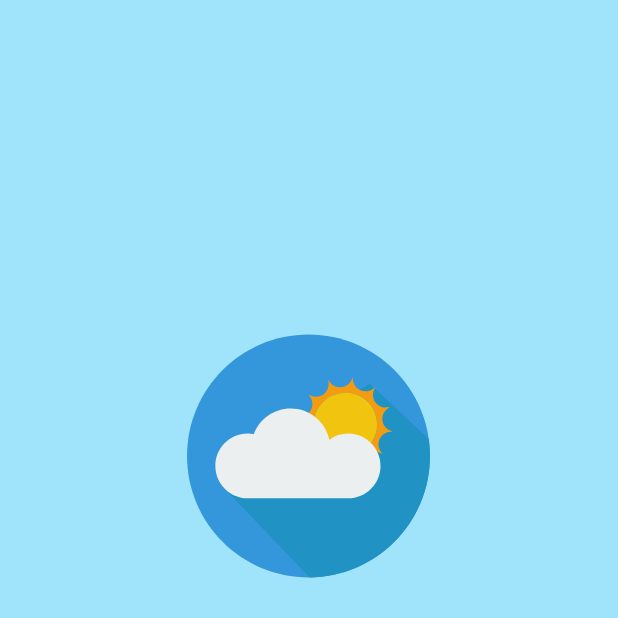
After one commit to mohamed-abd-elrehim/Jawwna, an Android app: the SplashActivity screen opened directly, with no data from a screen before it, on a phone screen of 412 x 824 dp, the top half of it. The commit adds this screen. Run offline under Robolectric (Android 15) with nearby library versions, the phone set to English and light mode, and no system bars.

Commit message:
Add Splash Screen with Night and Light Mode Handling

```diff
--- a/app/build.gradle.kts
+++ b/app/build.gradle.kts
@@ -39,7 +39,8 @@ android {
         jvmTarget = "1.8"
     }
     buildFeatures {
-        compose = true
+        viewBinding = true
+
     }
     composeOptions {
         kotlinCompilerExtensionVersion = "1.5.1"
@@ -89,4 +90,8 @@ dependencies {
 
     // Glide
     implementation("com.github.bumptech.glide:glide:4.15.1")
+
+    //lottie
+    implementation("com.airbnb.android:lottie:6.0.0")
+
 }
--- a/app/src/main/AndroidManifest.xml
+++ b/app/src/main/AndroidManifest.xml
@@ -1,7 +1,8 @@
 <?xml version="1.0" encoding="utf-8"?>
 <manifest xmlns:android="http://schemas.android.com/apk/res/android"
     xmlns:tools="http://schemas.android.com/tools">
-    <uses-permission android:name="android.permission.READ_EXTERNAL_STORAGE"/>
+
+    <uses-permission android:name="android.permission.READ_EXTERNAL_STORAGE" />
 
     <application
         android:allowBackup="true"
@@ -15,6 +16,11 @@
         tools:targetApi="31">
         <activity
             android:name=".MainActivity"
+            android:configChanges="locale|layoutDirection|screenSize|orientation"
+            android:exported="false" />
+        <activity
+            android:name=".SplashActivity"
+            android:configChanges="locale|layoutDirection|screenSize|orientation"
             android:exported="true">
             <intent-filter>
                 <action android:name="android.intent.action.MAIN" />
--- /dev/null
+++ b/app/src/main/java/com/example/jawwna/SplashActivity.kt
@@ -0,0 +1,92 @@
+package com.example.jawwna
+
+import android.annotation.SuppressLint
+import android.content.Intent
+import android.os.Bundle
+import android.os.Handler
+import android.os.Looper
+import android.view.animation.AlphaAnimation
+import android.view.animation.Animation
+import android.view.animation.AnimationUtils
+import android.widget.TextView
+import androidx.appcompat.app.AppCompatActivity
+import com.airbnb.lottie.LottieAnimationView
+import com.example.jawwna.databinding.ActivitySplashScreenBinding
+
+@SuppressLint("CustomSplashScreen")
+class SplashActivity : AppCompatActivity() {
+
+    private lateinit var binding: ActivitySplashScreenBinding
+    private val splashDuration = 3000L  // 3 seconds
+
+    private lateinit var lottieAnimationView: LottieAnimationView
+    private lateinit var welcomeText: TextView
+
+    override fun onCreate(savedInstanceState: Bundle?) {
+        super.onCreate(savedInstanceState)
+
+        // Initialize View Binding
+        binding = ActivitySplashScreenBinding.inflate(layoutInflater)
+        setContentView(binding.root)
+
+        // Determine the correct animation resource based on the current night mode
+        val nightModeFlags = resources.configuration.uiMode and android.content.res.Configuration.UI_MODE_NIGHT_MASK
+        val animationResource = when (nightModeFlags) {
+            android.content.res.Configuration.UI_MODE_NIGHT_YES -> R.raw.nightmodesplashanim // Dark mode animation
+            android.content.res.Configuration.UI_MODE_NIGHT_NO -> R.raw.lightmodesplashanim // Light mode animation
+            else -> R.raw.lightmodesplashanim // Default to light mode
+        }
+
+        lottieAnimationView = binding.lottieAnimationView
+        welcomeText = binding.welcomeText
+
+        // Set the animation resource
+        lottieAnimationView.setAnimation(animationResource)
+
+        // Start the splash screen animation
+        lottieAnimationView.playAnimation()
+        animateTextView()
+
+        // Create an animation instance
+        val fadeOutAnimation: Animation = AnimationUtils.loadAnimation(this, R.anim.fade_out)
+
+        // Set an Animation Listener to transition to MainActivity when the fade-out animation ends
+        fadeOutAnimation.setAnimationListener(object : Animation.AnimationListener {
+            override fun onAnimationStart(animation: Animation?) {
+                startActivity(Intent(this@SplashActivity, MainActivity::class.java))
+                // Finish SplashActivity
+                finish()
+            }
+
+            override fun onAnimationEnd(animation: Animation?) {
+                // Start the MainActivity after the fade-out animation ends
+
+            }
+
+            override fun onAnimationRepeat(animation: Animation?) {
+            }
+        })
+
+        // Schedule the fade-out animation to start after the splash screen duration
+        Handler(Looper.getMainLooper()).postDelayed({
+            if (!isFinishing) {
+                welcomeText.startAnimation(fadeOutAnimation)
+            }
+        }, splashDuration)
+    }
+
+    private fun animateTextView() {
+        val fadeIn = AlphaAnimation(0f, 1f).apply {
+            duration = 2000 // 1.5 seconds
+            fillAfter = true
+        }
+
+        welcomeText.startAnimation(fadeIn)
+    }
+
+    override fun onDestroy() {
+        super.onDestroy()
+        // Cancel the animation when the activity is destroyed
+        lottieAnimationView.cancelAnimation()
+    }
+}
--- /dev/null
+++ b/app/src/main/res/anim/fade_out.xml
@@ -0,0 +1,5 @@
+<?xml version="1.0" encoding="utf-8"?>
+<alpha xmlns:android="http://schemas.android.com/apk/res/android"
+    android:fromAlpha="1.0"
+    android:toAlpha="0.0"
+    android:duration="2000"/> <!-- 500 milliseconds -->
--- /dev/null
+++ b/app/src/main/res/layout/activity_splash_screen.xml
@@ -0,0 +1,46 @@
+<?xml version="1.0" encoding="utf-8"?>
+<androidx.constraintlayout.widget.ConstraintLayout xmlns:android="http://schemas.android.com/apk/res/android"
+    xmlns:app="http://schemas.android.com/apk/res-auto"
+    xmlns:tools="http://schemas.android.com/tools"
+    android:id="@+id/main"
+    android:layout_width="match_parent"
+    android:layout_height="match_parent"
+    tools:context=".SplashActivity">
+
+    <!--dp (Density-independent Pixels): وحدة قياس الأكثر استخدامًا، وتستند إلى كثافة الشاشة. يُفضل استخدام dp لعرض وارتفاع العناصر لأن هذه الوحدة تضمن مظهرًا متناسقًا عبر الأجهزة ذات الشاشات المختلفة. 1dp يعادل 1 بكسل على شاشة بمعدل كثافة 160dpi (القياسية).
+
+px (Pixels): البكسل هو أصغر وحدة في الشاشة، ويمثل نقطة واحدة. لكن استخدام px غير مستحب لأنه يختلف حسب كثافة الشاشة.
+
+sp (Scale-independent Pixels): تستخدم عادة لتحديد حجم الخطوط. تختلف عن dp في أنها تعتمد أيضًا على إعدادات المستخدم لحجم النص (لتكبير أو تصغير الخط).
+
+match_parent و wrap_content:
+
+match_parent: يجعل العرض أو الارتفاع يملأ كامل المساحة المتاحة للعنصر.
+-->
+
+
+    <com.airbnb.lottie.LottieAnimationView
+        android:id="@+id/lottieAnimationView"
+        android:layout_width="250dp"
+        android:layout_height="176dp"
+        android:layout_marginTop="216dp"
+        app:layout_constraintEnd_toEndOf="parent"
+        app:layout_constraintHorizontal_bias="0.496"
+        app:layout_constraintStart_toStartOf="parent"
+        app:lottie_loop="true"
+        app:layout_constraintTop_toTopOf="parent" />
+
+    <TextView
+        android:id="@+id/welcomeText"
+        android:layout_width="wrap_content"
+        android:layout_height="wrap_content"
+        android:layout_marginTop="36dp"
+        android:text="@string/welcome_text"
+        android:textSize="34sp"
+        app:layout_constraintEnd_toEndOf="@+id/lottieAnimationView"
+        app:layout_constraintHorizontal_bias="0.507"
+        app:layout_constraintStart_toStartOf="@+id/lottieAnimationView"
+        app:layout_constraintTop_toBottomOf="@+id/lottieAnimationView" />
+
+
+</androidx.constraintlayout.widget.ConstraintLayout>
--- a/app/src/main/res/values-night/themes.xml
+++ b/app/src/main/res/values-night/themes.xml
@@ -15,7 +15,10 @@
       <item name="android:windowTranslucentStatus">true</item>
       <item name="colorAccent">@color/colorAccentNightMode</item>
       <item name="android:colorBackground">@color/colorBackgroundNightMode</item>
-      <item name="android:fontFamily">@style/AppTextAppearance</item>
 
+      <!-- Apply the font to default text appearances -->
+      <item name="android:textAppearanceLarge">@style/AppTextAppearance</item>
+      <item name="android:textAppearanceMedium">@style/AppTextAppearance</item>
+      <item name="android:textAppearanceSmall">@style/AppTextAppearance</item>
    </style>
 </resources>
--- a/app/src/main/res/values/strings.xml
+++ b/app/src/main/res/values/strings.xml
@@ -1,3 +1,4 @@
 <resources>
     <string name="app_name">Jawwna</string>
+    <string name="welcome_text">Welcome to Jawwna</string>
 </resources>
--- a/app/src/main/res/values/themes.xml
+++ b/app/src/main/res/values/themes.xml
@@ -14,8 +14,12 @@
         <item name="android:windowTranslucentStatus">true</item>
         <item name="colorAccent">@color/colorAccent</item>
         <item name="android:colorBackground">@color/colorBackground</item>
-        <item name="android:fontFamily">@style/AppTextAppearance</item>
 
+
+        <!-- Apply the font to default text appearances -->
+        <item name="android:textAppearanceLarge">@style/AppTextAppearance</item>
+        <item name="android:textAppearanceMedium">@style/AppTextAppearance</item>
+        <item name="android:textAppearanceSmall">@style/AppTextAppearance</item>
     </style>
 
 
```
Also changed, not shown: app/src/main/res/raw/lightmodesplashanim.json (added, +1 -0 lines), app/src/main/res/raw/nightmodesplashanim.json (added, +1 -0 lines), 1 other file.
